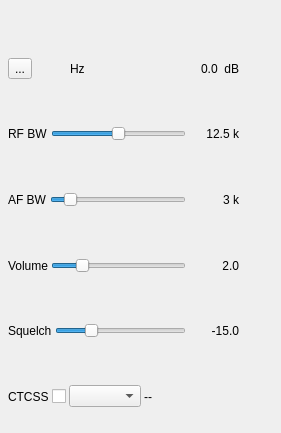
First picture: the form in plugins/channel/nfm/nfmdemodgui.ui, repository f4exb/sdrangel, before the edit.
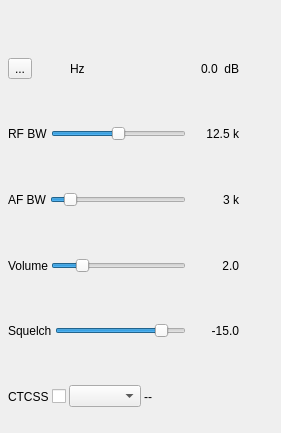
Second picture: the form after the edit. Icons and pictures are not drawn. Custom widgets are drawn as their Qt base class.

Commit message: NFM: Deactivated AF squelch and replaced it by a power level squelch. Adjusted power value.

Diff of the .ui file:
```diff
--- a/plugins/channel/nfm/nfmdemodgui.ui
+++ b/plugins/channel/nfm/nfmdemodgui.ui
@@ -287,7 +287,7 @@
          <string>Threshold min/max in dB</string>
         </property>
         <property name="minimum">
-         <number>-200</number>
+         <number>-1000</number>
         </property>
         <property name="maximum">
          <number>0</number>
```
The commit also changes 2 other files.
